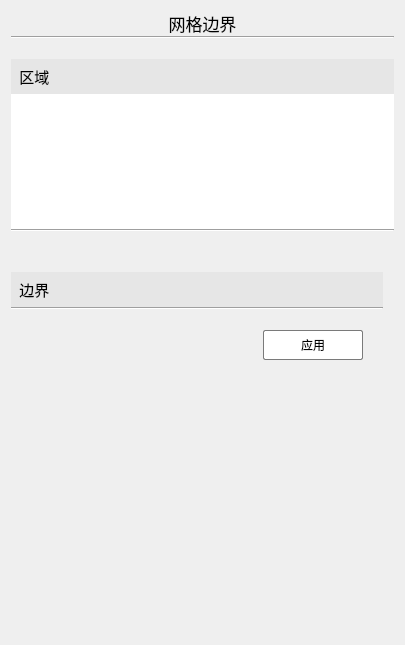
Above: src/FormMesh.ui from Aiopr-bits/MAVES before the change. Below: the same form after it.
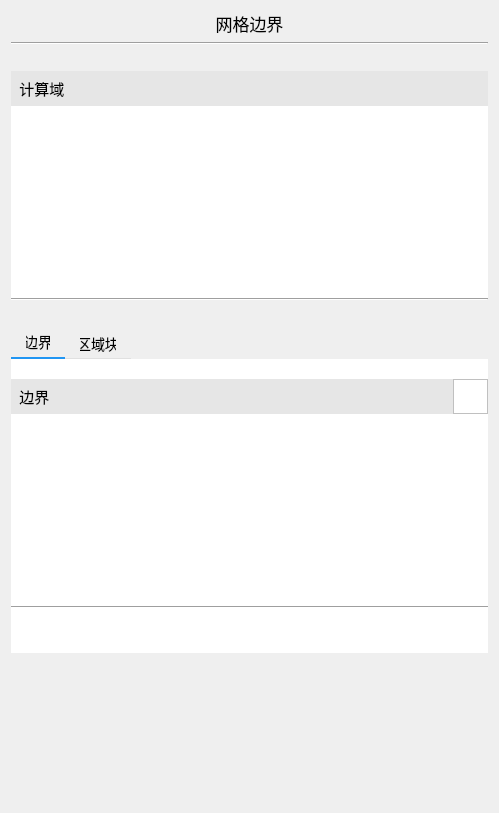
That is the form after the change. Icons and pictures are not drawn.

Commit message: feat：网格界面重新设计以及边界类型导入实现

Patch:
```diff
--- a/src/FormMesh.ui
+++ b/src/FormMesh.ui
@@ -6,19 +6,16 @@
    <rect>
     <x>0</x>
     <y>0</y>
-    <width>405</width>
-    <height>645</height>
+    <width>499</width>
+    <height>813</height>
    </rect>
   </property>
   <property name="windowTitle">
    <string>FormMesh</string>
   </property>
-  <layout class="QGridLayout" name="gridLayout_2">
+  <layout class="QGridLayout" name="gridLayout_3">
    <item row="0" column="0">
-    <layout class="QVBoxLayout" name="verticalLayout_2">
-     <property name="spacing">
-      <number>0</number>
-     </property>
+    <layout class="QVBoxLayout" name="verticalLayout_4">
      <item>
       <widget class="QLabel" name="label">
        <property name="font">
@@ -42,7 +39,7 @@
       </widget>
      </item>
      <item>
-      <spacer name="verticalSpacer_3">
+      <spacer name="verticalSpacer">
        <property name="orientation">
         <enum>Qt::Vertical</enum>
        </property>
@@ -57,6 +54,11 @@
        </property>
       </spacer>
      </item>
+     <item>
+      <layout class="QVBoxLayout" name="verticalLayout">
+       <property name="spacing">
+        <number>0</number>
+       </property>
      <item>
       <widget class="QLabel" name="label_2">
        <property name="minimumSize">
@@ -73,6 +75,7 @@
        </property>
        <property name="font">
         <font>
+           <family>Arial</family>
          <pointsize>11</pointsize>
         </font>
        </property>
@@ -82,25 +85,28 @@
 }</string>
        </property>
        <property name="text">
-        <string>  区域</string>
+          <string>  计算域</string>
        </property>
       </widget>
      </item>
      <item>
-      <widget class="QListView" name="listView">
-       <property name="focusPolicy">
-        <enum>Qt::NoFocus</enum>
-       </property>
+        <widget class="QListWidget" name="listWidget">
        <property name="styleSheet">
-        <string notr="true">QListView::item {
-    padding: 11px;
+          <string notr="true">QListWidget::item {
+    padding: 0px;
+    min-height: 30px; /* 设置最小高度 */
+    max-height: 30px; /* 设置最大高度 */
 }
 
-QListView {
+QListWidget:focus {
+    outline: none;
+}
+
+QListWidget {
     border: none;
 }
 
-QListView::item {
+QListWidget::item {
     background: #FFFFFF;
 }
 
@@ -108,50 +114,49 @@
     background: #F7F7F7;
 }
 
-QListView::item:selected {
+QListWidget::item:selected {
     background: #EEEEEE;
 }
 
-QListView QScrollBar:vertical {
+QListWidget QScrollBar:vertical {
     border: 1px solid #dcdcdc;
     background: white;
     width: 12px;
     margin: 0px 0px 0px 0px;
 }
 
-QListView QScrollBar::handle:vertical {
+QListWidget QScrollBar::handle:vertical {
     background: #bfbfbf;
     min-height: 20px;
     border-radius: 5px;
 }
 
-QListView QScrollBar::add-line:vertical {
+QListWidget QScrollBar::add-line:vertical {
     background: white;
     height: 0px;
     subcontrol-position: bottom;
     subcontrol-origin: margin;
 }
 
-QListView QScrollBar::sub-line:vertical {
+QListWidget QScrollBar::sub-line:vertical {
     background: white;
     height: 0px;
     subcontrol-position: top;
     subcontrol-origin: margin;
 }
 
-QListView QScrollBar::up-arrow:vertical,
-QListView QScrollBar::down-arrow:vertical {
+QListWidget QScrollBar::up-arrow:vertical,
+QListWidget QScrollBar::down-arrow:vertical {
     border: none;
     width: 0px;
     height: 0px;
     background: none;
 }
 
-QListView QScrollBar::add-page:vertical,
-QListView QScrollBar::sub-page:vertical {
+QListWidget QScrollBar::add-page:vertical,
+QListWidget QScrollBar::sub-page:vertical {
     background: none;
-}
-</string>
+}</string>
        </property>
       </widget>
      </item>
@@ -162,6 +167,8 @@
        </property>
       </widget>
      </item>
+      </layout>
+     </item>
      <item>
       <spacer name="verticalSpacer_2">
        <property name="orientation">
@@ -172,14 +179,77 @@
        </property>
        <property name="sizeHint" stdset="0">
         <size>
-         <width>17</width>
-         <height>40</height>
+         <width>20</width>
+         <height>20</height>
         </size>
        </property>
       </spacer>
      </item>
      <item>
-      <widget class="QWidget" name="widget" native="true">
+      <widget class="QTabWidget" name="tabWidget">
+       <property name="styleSheet">
+        <string notr="true">QTabWidget {
+    background: transparent;
+    border: none;
+}
+
+QTabWidget::pane {
+    background: #ffffff;
+    border: none;
+    padding: 0px;
+}
+
+QTabBar::tab {
+    min-height: 20px;
+    padding: 5px 15px;
+    background: transparent;
+    border: none;
+    font-size: 14px;
+}
+
+QTabBar::tab:hover {
+    color: #333333;
+    background: rgba(0, 0, 0, 0.05);
+}
+
+QTabBar::tab:selected {
+    Acolor: #5D94F1;
+    background: transparent;
+    border-bottom: 2px solid #2196F3;
+}
+
+QTabBar::tab:!selected {
+    margin-top: 2px;
+}
+
+QTabWidget::tab-bar {
+    alignment: left;
+    background: transparent;
+}
+
+QTabBar {
+    qproperty-drawBase: 0;
+    border-bottom: 1px solid #e0e0e0;
+}
+
+QTabBar::close-button {
+    image: url(close.png);
+    background: transparent;
+    margin: 2px;
+}
+
+QTabBar::close-button:hover {
+    background: rgba(0, 0, 0, 0.1);
+    border-radius: 2px;
+}</string>
+       </property>
+       <property name="currentIndex">
+        <number>0</number>
+       </property>
+       <widget class="QWidget" name="tab">
+        <attribute name="title">
+         <string>边界</string>
+        </attribute>
        <layout class="QGridLayout" name="gridLayout">
         <property name="leftMargin">
          <number>0</number>
@@ -187,49 +257,22 @@
         <property name="topMargin">
          <number>0</number>
         </property>
+         <property name="rightMargin">
+          <number>0</number>
+         </property>
+         <property name="bottomMargin">
+          <number>0</number>
+         </property>
+         <property name="spacing">
+          <number>0</number>
+         </property>
         <item row="0" column="0">
-         <layout class="QVBoxLayout" name="verticalLayout">
+          <layout class="QVBoxLayout" name="verticalLayout_3">
           <property name="spacing">
            <number>0</number>
           </property>
           <item>
-           <widget class="QLabel" name="label_3">
-            <property name="minimumSize">
-             <size>
-              <width>0</width>
-              <height>35</height>
-             </size>
-            </property>
-            <property name="maximumSize">
-             <size>
-              <width>16777215</width>
-              <height>35</height>
-             </size>
-            </property>
-            <property name="font">
-             <font>
-              <pointsize>11</pointsize>
-             </font>
-            </property>
-            <property name="styleSheet">
-             <string notr="true">QLabel {
-    background-color: rgb(230, 230, 230);
-}</string>
-            </property>
-            <property name="text">
-             <string>  边界</string>
-            </property>
-           </widget>
-          </item>
-          <item>
-           <widget class="Line" name="line_2">
-            <property name="orientation">
-             <enum>Qt::Horizontal</enum>
-            </property>
-           </widget>
-          </item>
-          <item>
-           <spacer name="verticalSpacer_5">
+            <spacer name="verticalSpacer_6">
             <property name="orientation">
              <enum>Qt::Vertical</enum>
             </property>
@@ -246,38 +289,66 @@
           </item>
           <item>
            <layout class="QHBoxLayout" name="horizontalLayout">
+             <property name="spacing">
+              <number>0</number>
+             </property>
             <item>
-             <spacer name="horizontalSpacer">
-              <property name="orientation">
-               <enum>Qt::Horizontal</enum>
-              </property>
-              <property name="sizeHint" stdset="0">
+              <widget class="QLabel" name="label_5">
+               <property name="minimumSize">
+                <size>
+                 <width>0</width>
+                 <height>35</height>
+                </size>
+               </property>
+               <property name="maximumSize">
                <size>
-                <width>40</width>
-                <height>20</height>
-               </size>
-              </property>
-             </spacer>
+                 <width>16777215</width>
+                 <height>35</height>
+                </size>
+               </property>
+               <property name="font">
+                <font>
+                 <family>Arial</family>
+                 <pointsize>11</pointsize>
+                </font>
+               </property>
+               <property name="styleSheet">
+                <string notr="true">QLabel {
+    background-color: rgb(230, 230, 230);
+}
+QLabel {
+    font-family: &quot;Arial&quot;;
+}</string>
+               </property>
+               <property name="text">
+                <string>  边界</string>
+               </property>
+              </widget>
             </item>
             <item>
              <widget class="QPushButton" name="pushButton">
               <property name="minimumSize">
                <size>
-                <width>100</width>
-                <height>30</height>
+                 <width>35</width>
+                 <height>35</height>
                </size>
               </property>
               <property name="maximumSize">
                <size>
-                <width>100</width>
-                <height>30</height>
-               </size>
-              </property>
+                 <width>35</width>
+                 <height>35</height>
+                </size>
+               </property>
+               <property name="cursor">
+                <cursorShape>ArrowCursor</cursorShape>
+               </property>
+               <property name="focusPolicy">
+                <enum>Qt::NoFocus</enum>
+               </property>
               <property name="styleSheet">
                <string notr="true">QPushButton {
-    background-color: rgb(255, 255, 255); /* 背景色 */
-    border: 1px solid rgb(122, 122, 122); /* 边框色 */
-    border-radius: 2px; /* 圆润边框 */
+    background-color: white; /* 默认背景色 */
+    border: 1px solid rgb(192, 192, 192); /* 默认边框颜色 */
 }
 
 QPushButton:hover {
@@ -285,19 +356,151 @@
 }
 
 QPushButton:pressed {
-    background-color: rgb(235, 235, 235); /* 鼠标点击背景色 */
-}
-</string>
+    background-color: rgb(230, 230, 230); /* 按下时背景色（可选） */
+    border: 1px solid rgb(192, 192, 192); /* 按下时边框颜色保持不变 */
+}</string>
               </property>
               <property name="text">
-               <string>应用</string>
-              </property>
-             </widget>
-            </item>
+                <string/>
+               </property>
+               <property name="icon">
+                <iconset>
+                 <normaloff>../res/Link.png</normaloff>../res/Link.png</iconset>
+               </property>
+               <property name="iconSize">
+                <size>
+                 <width>25</width>
+                 <height>25</height>
+                </size>
+               </property>
+              </widget>
+             </item>
+            </layout>
+           </item>
             <item>
-             <spacer name="horizontalSpacer_2">
+            <widget class="QListWidget" name="listWidget_2">
+             <property name="styleSheet">
+              <string notr="true">QListWidget::item {
+    padding: 0px;
+    min-height: 30px; /* 设置最小高度 */
+    max-height: 30px; /* 设置最大高度 */
+}
+
+QListWidget:focus {
+    outline: none;
+}
+
+QListWidget {
+    border: none;
+}
+
+QListWidget::item {
+    background: #FFFFFF;
+}
+
+QListWidget::item:hover {
+    background: #F7F7F7;
+}
+
+QListWidget::item:selected {
+    background: #EEEEEE;
+}
+
+QListWidget QScrollBar:vertical {
+    border: 1px solid #dcdcdc;
+    background: white;
+    width: 12px;
+    margin: 0px 0px 0px 0px;
+}
+
+QListWidget QScrollBar::handle:vertical {
+    background: #bfbfbf;
+    min-height: 20px;
+    border-radius: 5px;
+}
+
+QListWidget QScrollBar::add-line:vertical {
+    background: white;
+    height: 0px;
+    subcontrol-position: bottom;
+    subcontrol-origin: margin;
+}
+
+QListWidget QScrollBar::sub-line:vertical {
+    background: white;
+    height: 0px;
+    subcontrol-position: top;
+    subcontrol-origin: margin;
+}
+
+QListWidget QScrollBar::up-arrow:vertical,
+QListWidget QScrollBar::down-arrow:vertical {
+    border: none;
+    width: 0px;
+    height: 0px;
+    background: none;
+}
+
+QListWidget QScrollBar::add-page:vertical,
+QListWidget QScrollBar::sub-page:vertical {
+    background: none;
+}</string>
+             </property>
+            </widget>
+           </item>
+           <item>
+            <widget class="Line" name="line_2">
               <property name="orientation">
                <enum>Qt::Horizontal</enum>
+             </property>
+            </widget>
+           </item>
+           <item>
+            <spacer name="verticalSpacer_8">
+             <property name="orientation">
+              <enum>Qt::Vertical</enum>
+             </property>
+             <property name="sizeHint" stdset="0">
+              <size>
+               <width>20</width>
+               <height>40</height>
+              </size>
+             </property>
+            </spacer>
+           </item>
+          </layout>
+         </item>
+        </layout>
+       </widget>
+       <widget class="QWidget" name="tab_2">
+        <attribute name="title">
+         <string>区域块</string>
+        </attribute>
+        <layout class="QGridLayout" name="gridLayout_2">
+         <property name="leftMargin">
+          <number>0</number>
+         </property>
+         <property name="topMargin">
+          <number>0</number>
+         </property>
+         <property name="rightMargin">
+          <number>0</number>
+         </property>
+         <property name="bottomMargin">
+          <number>0</number>
+         </property>
+         <property name="spacing">
+          <number>0</number>
+         </property>
+         <item row="0" column="0">
+          <layout class="QVBoxLayout" name="verticalLayout_2">
+           <property name="spacing">
+            <number>0</number>
+           </property>
+           <item>
+            <spacer name="verticalSpacer_7">
+             <property name="orientation">
+              <enum>Qt::Vertical</enum>
               </property>
               <property name="sizeType">
                <enum>QSizePolicy::Fixed</enum>
@@ -310,11 +513,114 @@
               </property>
              </spacer>
             </item>
-           </layout>
-          </item>
-         </layout>
-        </item>
-        <item row="1" column="0">
+           <item>
+            <widget class="QLabel" name="label_4">
+             <property name="minimumSize">
+              <size>
+               <width>0</width>
+               <height>35</height>
+              </size>
+             </property>
+             <property name="maximumSize">
+              <size>
+               <width>16777215</width>
+               <height>35</height>
+              </size>
+             </property>
+             <property name="font">
+              <font>
+               <pointsize>11</pointsize>
+              </font>
+             </property>
+             <property name="styleSheet">
+              <string notr="true">QLabel {
+    background-color: rgb(230, 230, 230);
+}</string>
+             </property>
+             <property name="text">
+              <string>  区域块</string>
+             </property>
+            </widget>
+           </item>
+           <item>
+            <widget class="QListWidget" name="listWidget_4">
+             <property name="styleSheet">
+              <string notr="true">QListWidget::item {
+    padding: 0px;
+    min-height: 30px; /* 设置最小高度 */
+    max-height: 30px; /* 设置最大高度 */
+}
+
+QListWidget:focus {
+    outline: none;
+}
+
+QListWidget {
+    border: none;
+}
+
+QListWidget::item {
+    background: #FFFFFF;
+}
+
+QListWidget::item:hover {
+    background: #F7F7F7;
+}
+
+QListWidget::item:selected {
+    background: #EEEEEE;
+}
+
+QListWidget QScrollBar:vertical {
+    border: 1px solid #dcdcdc;
+    background: white;
+    width: 12px;
+    margin: 0px 0px 0px 0px;
+}
+
+QListWidget QScrollBar::handle:vertical {
+    background: #bfbfbf;
+    min-height: 20px;
+    border-radius: 5px;
+}
+
+QListWidget QScrollBar::add-line:vertical {
+    background: white;
+    height: 0px;
+    subcontrol-position: bottom;
+    subcontrol-origin: margin;
+}
+
+QListWidget QScrollBar::sub-line:vertical {
+    background: white;
+    height: 0px;
+    subcontrol-position: top;
+    subcontrol-origin: margin;
+}
+
+QListWidget QScrollBar::up-arrow:vertical,
+QListWidget QScrollBar::down-arrow:vertical {
+    border: none;
+    width: 0px;
+    height: 0px;
+    background: none;
+}
+
+QListWidget QScrollBar::add-page:vertical,
+QListWidget QScrollBar::sub-page:vertical {
+    background: none;
+}</string>
+             </property>
+            </widget>
+           </item>
+           <item>
+            <widget class="Line" name="line_3">
+             <property name="orientation">
+              <enum>Qt::Horizontal</enum>
+             </property>
+            </widget>
+           </item>
+           <item>
          <spacer name="verticalSpacer_4">
           <property name="orientation">
            <enum>Qt::Vertical</enum>
@@ -322,23 +628,26 @@
           <property name="sizeHint" stdset="0">
            <size>
             <width>20</width>
-            <height>189</height>
+               <height>40</height>
            </size>
           </property>
          </spacer>
         </item>
        </layout>
+         </item>
+        </layout>
+       </widget>
       </widget>
      </item>
      <item>
-      <spacer name="verticalSpacer">
+      <spacer name="verticalSpacer_5">
        <property name="orientation">
         <enum>Qt::Vertical</enum>
        </property>
        <property name="sizeHint" stdset="0">
         <size>
          <width>20</width>
-         <height>189</height>
+         <height>40</height>
         </size>
        </property>
       </spacer>
```
Left out of the diff: 10 changed lines with no effect on the pictures. Lines whose indentation alone changed are shown as unchanged. The commit also changes 12 other files.
